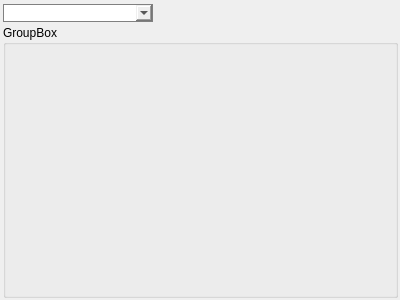
This is ui_actions.ui in pjmbox/trailing as Qt 5 draws it before an edit. The edited form follows.
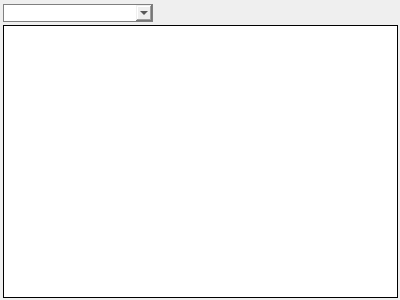
This is the edited form. Icons and pictures are not drawn.

Commit message: load action yaml file

Patch:
```diff
--- a/ui_actions.ui
+++ b/ui_actions.ui
@@ -203,9 +203,32 @@
     </widget>
    </item>
    <item>
-    <widget class="QGroupBox" name="groupbox_bottom">
-     <property name="title">
-      <string>GroupBox</string>
+    <widget class="QTableWidget" name="tbl_actions">
+     <property name="font">
+      <font>
+       <family>Tahoma</family>
+      </font>
+     </property>
+     <property name="frameShape">
+      <enum>QFrame::Box</enum>
+     </property>
+     <property name="frameShadow">
+      <enum>QFrame::Plain</enum>
+     </property>
+     <property name="alternatingRowColors">
+      <bool>true</bool>
+     </property>
+     <property name="selectionMode">
+      <enum>QAbstractItemView::NoSelection</enum>
+     </property>
+     <property name="selectionBehavior">
+      <enum>QAbstractItemView::SelectRows</enum>
+     </property>
+     <property name="wordWrap">
+      <bool>false</bool>
+     </property>
+     <property name="cornerButtonEnabled">
+      <bool>true</bool>
      </property>
     </widget>
    </item>
```
Left out of the diff: 13 changed lines with no effect on the pictures. The commit also changes 4 other files.
